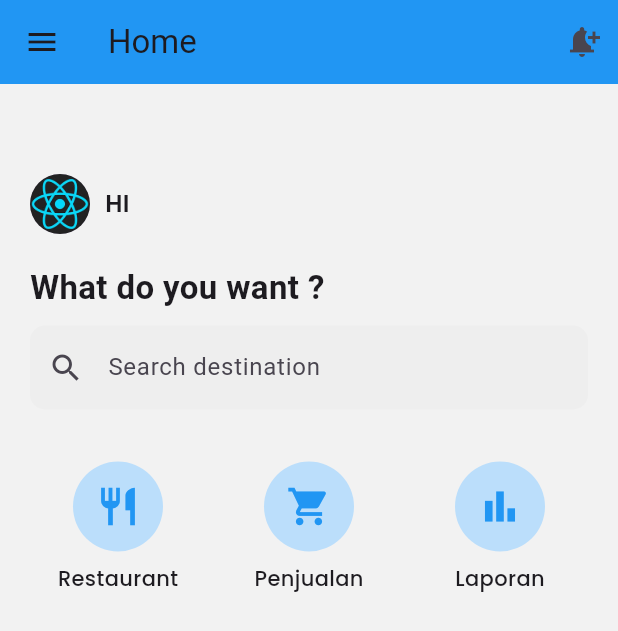
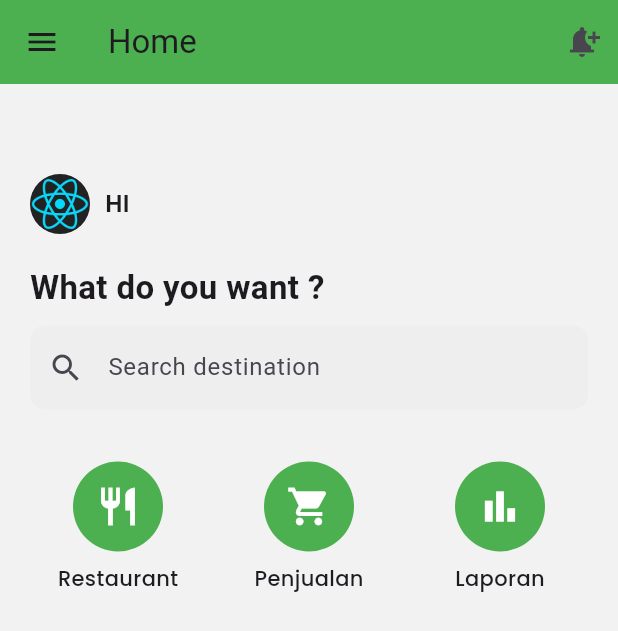
Before and after one commit to mhardiansyah/simple_app-study-, a Flutter app: the screen it shows once a user with an empty profile is signed in, on a phone screen of 412 x 824 dp. Shown: the top 631 px of the screen. Run offline on Flutter 3.47's test engine with Material 3 defaults, Android fonts, the phone set to English and light mode, and no system bars; our stand-ins replace cloud_firestore, firebase_auth, firebase_core, go_router, google_fonts, google_sign_in; accounts and stored records are empty.

Commit message:
second commit

```diff
--- a/lib/Presentation/page/Home_screen.dart
+++ b/lib/Presentation/page/Home_screen.dart
@@ -1,4 +1,5 @@
 import 'package:app_simple/core/Routing/App_route.dart';
+import 'package:firebase_auth/firebase_auth.dart';
 import 'package:flutter/material.dart';
 import 'package:go_router/go_router.dart';
 import 'package:google_fonts/google_fonts.dart';
@@ -19,7 +20,7 @@ class _HomeScreenState extends State<HomeScreen> {
     return Scaffold(
       appBar: AppBar(
         title: Text("Home"),
-        backgroundColor: Colors.blue,
+        backgroundColor: Colors.green,
         actions: [
           IconButton(
             icon: Icon(Icons.notification_add),
@@ -32,27 +33,29 @@ class _HomeScreenState extends State<HomeScreen> {
       drawer: Drawer(
         child: Column(
           children: [
-            UserAccountsDrawerHeader(
-              decoration: BoxDecoration(color: Colors.blue),
-              accountName: Text(
-                "Muhammad Hardiansyah Setiadi",
-                style: GoogleFonts.poppins(fontWeight: FontWeight.bold),
-              ),
-              accountEmail: Text(
-                "abroqy@gmail.com",
-                style: GoogleFonts.poppins(),
-              ),
-              currentAccountPicture: CircleAvatar(
-                backgroundColor: Colors.white,
-                child: Text(
-                  "MH",
-                  style: TextStyle(
-                    fontSize: 24,
-                    fontWeight: FontWeight.bold,
-                    color: Colors.blue,
-                  ),
-                ),
-              ),
+            FutureBuilder(
+              future: FirebaseAuth.instance.authStateChanges().first,
+              builder: (context, snapshot) {
+                if (snapshot.hasData) {
+                  final User user = snapshot.data!;
+                  return UserAccountsDrawerHeader(
+                    accountName: Text(user.displayName ?? "User"),
+                    accountEmail: Text(user.email ?? "Email"),
+                    currentAccountPicture: CircleAvatar(
+                      backgroundImage: AssetImage(
+                          user.photoURL ?? "assets/icons/download.jpg"),
+                    ),
+                  );
+                } else {
+                  return UserAccountsDrawerHeader(
+                    accountName: Text("User"),
+                    accountEmail: Text("Email"),
+                    currentAccountPicture: CircleAvatar(
+                      backgroundImage: AssetImage("assets/icons/download.jpg"),
+                    ),
+                  );
+                }
+              },
             ),
             ListTile(
               leading: Icon(Icons.logout),
@@ -154,8 +157,8 @@ Widget _buildMenuItem(IconData icon, String label) {
     children: [
       CircleAvatar(
         radius: 30,
-        backgroundColor: Colors.blue[100],
-        child: Icon(icon, size: 30, color: Colors.blue),
+        backgroundColor: Colors.green,
+        child: Icon(icon, size: 30, color: Colors.white),
       ),
       SizedBox(height: 8),
       Text(
--- a/lib/core/Routing/App_route.dart
+++ b/lib/core/Routing/App_route.dart
@@ -5,6 +5,7 @@ import 'package:app_simple/Presentation/page/Register_screen.dart';
 import 'package:app_simple/Presentation/page/add_menu_screen.dart';
 import 'package:app_simple/Presentation/page/edit_menu_screen.dart';
 import 'package:app_simple/Presentation/page/forgot_password.dart';
+import 'package:app_simple/core/models/menu_items.dart';
 import 'package:go_router/go_router.dart';
 
 part 'Route_name.dart';
@@ -43,6 +44,9 @@ final appRoute = [
   GoRoute(
     path: '/editmenu',
     name: Routes.editmenu,
-    builder: (context, state) => EditMenuScreen(),
+    builder: (context, state) {
+      final menuitems = state.extra as MenuItems;
+     return EditMenuScreen(menuItems: menuitems);
+    },
   ),
 ];
--- a/pubspec.yaml
+++ b/pubspec.yaml
@@ -28,6 +28,7 @@ environment:
 # the latest version available on pub.dev. To see which dependencies have newer
 # versions available, run `flutter pub outdated`.
 dependencies:
+  cloud_firestore: ^5.6.7
   cupertino_icons: ^1.0.8
   firebase_auth: ^5.5.2
   firebase_core: ^3.13.0
```
Also changed, not shown: lib/Presentation/page/Menu_screeen.dart (+24 -8 lines), lib/Presentation/page/add_menu_screen.dart (+15 -1 lines), lib/Presentation/page/edit_menu_screen.dart (+23 -3 lines), lib/core/models/menu_items.dart (added, +43 -0 lines), lib/service/menu_service.dart (added, +39 -0 lines), pubspec.lock, 3 other files.
